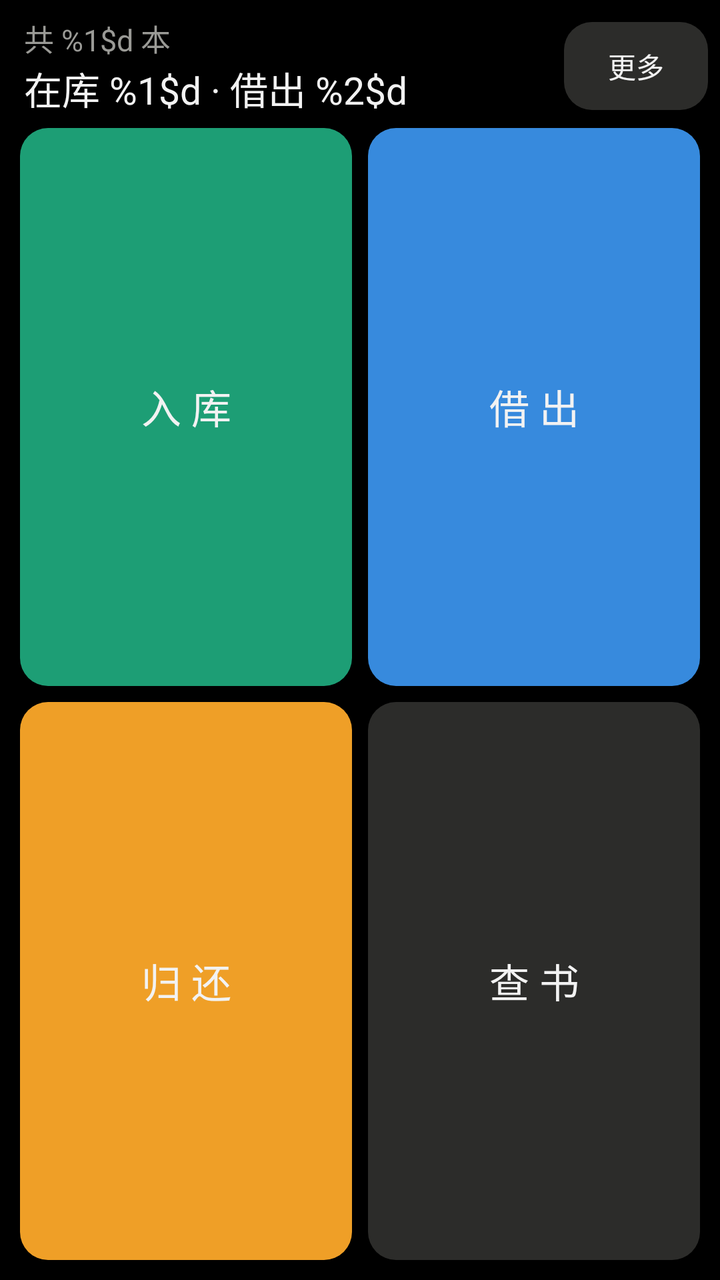
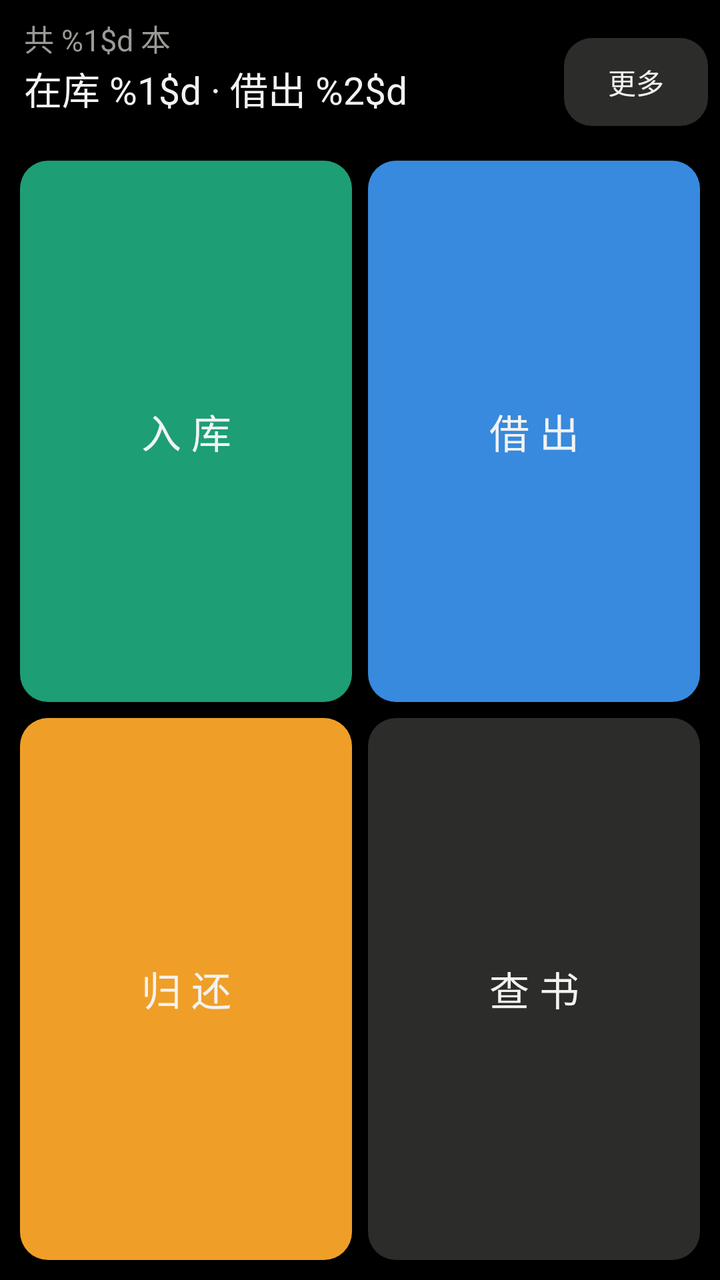

Two renders of the same Android screen: before a commit and after it. Below are the layout's source before the change and the commit's diff.
<!-- AndroidManifest.xml: application theme Theme.BookCorner -->
<!-- res/layout/activity_home.xml -->
<?xml version="1.0" encoding="utf-8"?>
<LinearLayout xmlns:android="http://schemas.android.com/apk/res/android"
    android:layout_width="match_parent"
    android:layout_height="match_parent"
    android:background="@color/bg"
    android:orientation="vertical"
    android:padding="6dp">

    
    <LinearLayout
        android:layout_width="match_parent"
        android:layout_height="wrap_content"
        android:orientation="horizontal"
        android:gravity="center_vertical">

        <LinearLayout
            android:layout_width="0dp"
            android:layout_height="wrap_content"
            android:layout_weight="1"
            android:orientation="vertical">

            <TextView
                android:id="@+id/tvTotal"
                android:layout_width="match_parent"
                android:layout_height="wrap_content"
                android:paddingStart="6dp"
                android:paddingTop="2dp"
                android:text="@string/home_total"
                android:textColor="@color/text_dim"
                android:textSize="15sp" />

            <TextView
                android:id="@+id/tvStat"
                android:layout_width="match_parent"
                android:layout_height="wrap_content"
                android:paddingStart="6dp"
                android:paddingBottom="2dp"
                android:text="@string/home_stat"
                android:textColor="@color/text"
                android:textSize="19sp" />
        </LinearLayout>

        <TextView
            android:id="@+id/btnMore"
            android:layout_width="wrap_content"
            android:layout_height="44dp"
            android:layout_marginStart="6dp"
            android:background="@drawable/bg_btn"
            android:gravity="center"
            android:minWidth="72dp"
            android:paddingStart="14dp"
            android:paddingEnd="14dp"
            android:text="@string/btn_more"
            android:textColor="@color/text"
            android:textSize="14sp" />
    </LinearLayout>

    
    <LinearLayout
        android:layout_width="match_parent"
        android:layout_height="0dp"
        android:layout_weight="1"
        android:orientation="vertical">

        <LinearLayout
            android:layout_width="match_parent"
            android:layout_height="0dp"
            android:layout_weight="1"
            android:orientation="horizontal">

            <TextView
                android:id="@+id/btnIntake"
                style="@style/BigButton"
                android:backgroundTint="@color/green"
                android:text="@string/btn_intake" />

            <TextView
                android:id="@+id/btnBorrow"
                style="@style/BigButton"
                android:backgroundTint="@color/blue"
                android:text="@string/btn_borrow" />
        </LinearLayout>

        <LinearLayout
            android:layout_width="match_parent"
            android:layout_height="0dp"
            android:layout_weight="1"
            android:orientation="horizontal">

            <TextView
                android:id="@+id/btnReturn"
                style="@style/BigButton"
                android:backgroundTint="@color/orange"
                android:text="@string/btn_return" />

            <TextView
                android:id="@+id/btnSearch"
                style="@style/BigButton"
                android:backgroundTint="@color/surface_2"
                android:text="@string/btn_search" />
        </LinearLayout>
    </LinearLayout>

</LinearLayout>
<!-- resources referenced by this layout -->
<resources>
  <color name="bg">#FF000000</color>
  <color name="blue">#FF378ADD</color>
  <color name="green">#FF1D9E75</color>
  <color name="orange">#FFEF9F27</color>
  <color name="surface_2">#FF2C2C2A</color>
  <color name="text">#FFF2F2F2</color>
  <color name="text_dim">#FF9A9A96</color>
  <!-- drawable bg_btn (drawable) -->
  <?xml version="1.0" encoding="utf-8"?>
  <shape xmlns:android="http://schemas.android.com/apk/res/android"
      android:shape="rectangle">
      <solid android:color="@color/surface_2" />
      <corners android:radius="14dp" />
  </shape>
  <string name="btn_borrow">借 出</string>
  <string name="btn_intake">入 库</string>
  <string name="btn_more">更多</string>
  <string name="btn_return">归 还</string>
  <string name="btn_search">查 书</string>
  <string name="home_stat">在库 %1$d · 借出 %2$d</string>
  <string name="home_total">共 %1$d 本</string>
  <style name="BigButton">
          <item name="android:layout_width">0dp</item>
          <item name="android:layout_height">match_parent</item>
          <item name="android:layout_weight">1</item>
          <item name="android:layout_margin">4dp</item>
          <item name="android:textSize">20sp</item>
          <item name="android:textColor">@color/text</item>
          <item name="android:gravity">center</item>
          <item name="android:background">@drawable/bg_btn</item>
      </style>
  <style name="Theme.BookCorner" parent="Theme.AppCompat.NoActionBar">
          <item name="android:windowBackground">@color/bg</item>
          <item name="android:statusBarColor">@color/bg</item>
          <item name="android:navigationBarColor">@color/bg</item>
          <item name="android:textColorPrimary">@color/text</item>
          <item name="android:textColorSecondary">@color/text_dim</item>
          <item name="colorAccent">@color/green</item>
          <item name="android:windowLightStatusBar">false</item>
      </style>
</resources>

<!-- the commit's change to res/layout/activity_home.xml (unified diff, before → after) -->
@@ -34,10 +34,19 @@
                 android:layout_width="match_parent"
                 android:layout_height="wrap_content"
                 android:paddingStart="6dp"
-                android:paddingBottom="2dp"
                 android:text="@string/home_stat"
                 android:textColor="@color/text"
                 android:textSize="19sp" />
+
+            <TextView
+                android:id="@+id/tvExport"
+                android:layout_width="match_parent"
+                android:layout_height="wrap_content"
+                android:paddingStart="6dp"
+                android:paddingBottom="2dp"
+                android:text=""
+                android:textColor="@color/text_dim"
+                android:textSize="12sp" />
         </LinearLayout>
 
         <TextView
